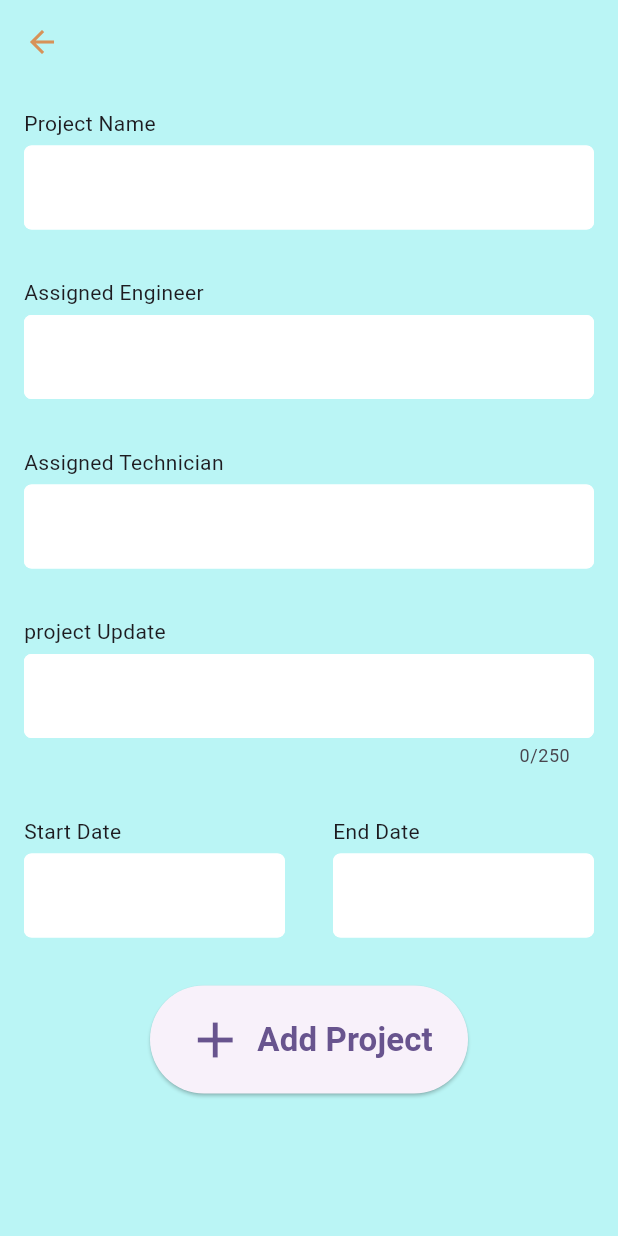
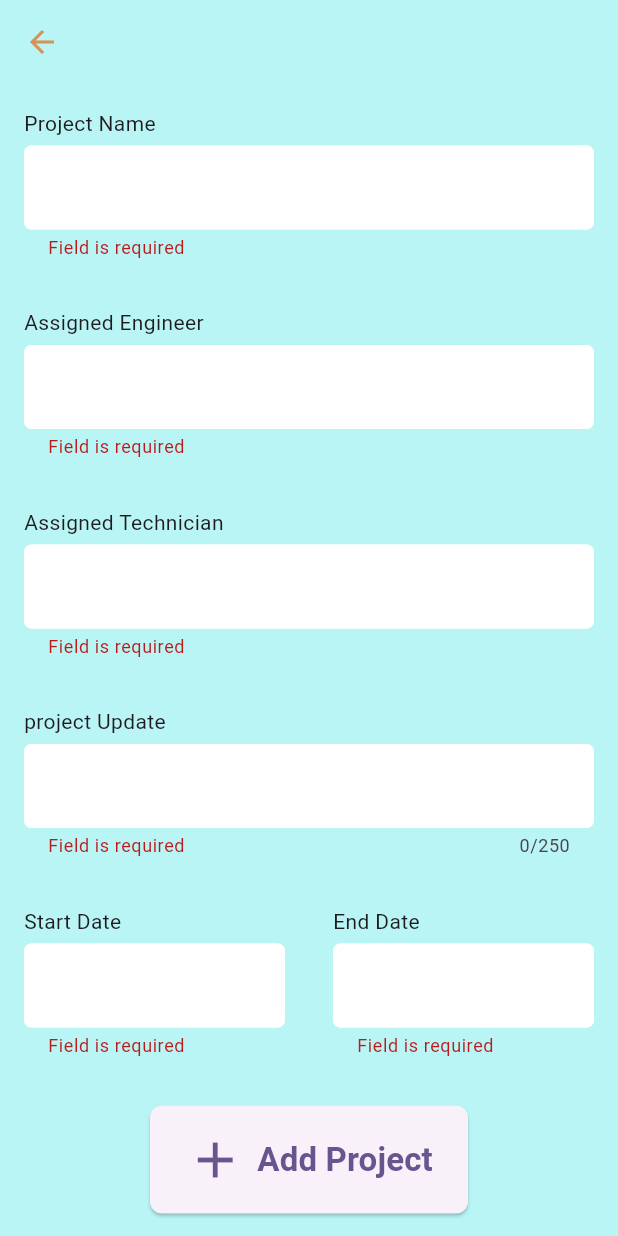
Before and after one commit to codereyamin/task_app, a Flutter app: the EditAndAddView screen opened by its route, after a tap on "Add Project", on a phone screen of 412 x 824 dp. Run offline on Flutter 3.47's test engine with Material 3 defaults, Android fonts, the phone set to English and light mode, and no system bars; our stand-ins replace get; network calls fail.

Commit message:
task app done

```diff
--- a/lib/api/api_url.dart
+++ b/lib/api/api_url.dart
@@ -4,7 +4,7 @@ class ApiUrl {
   static const String getAllProject =
       "$domain/projects/dashboard/all-project-elements";
   static const String createProject =
-      "$domain/projects/dashboard/add-project-elements/";
+      "$domain/projects/dashboard/add-project-elements";
   static const String updateProject =
       "$domain/projects/dashboard/update-project-elements/";
 }
--- a/lib/app/modules/edit_and_add/controllers/edit_and_add_controller.dart
+++ b/lib/app/modules/edit_and_add/controllers/edit_and_add_controller.dart
@@ -1,10 +1,13 @@
 import 'package:flutter/material.dart';
 
 import 'package:get/get.dart';
+import 'package:task_app/api/api_services.dart';
+import 'package:task_app/app/modules/home/controllers/home_controller.dart';
 import 'package:task_app/models/project.dart';
 
 class EditAndAddController extends GetxController {
   RxBool isAdd = RxBool(true);
+  RxBool isLoading = RxBool(false);
   final GlobalKey<FormState> userFieldGlobalKey = GlobalKey<FormState>();
   TextEditingController projectName = TextEditingController();
   TextEditingController projectUpdate = TextEditingController();
@@ -12,6 +15,7 @@ class EditAndAddController extends GetxController {
   TextEditingController assignedTechnician = TextEditingController();
   TextEditingController startDate = TextEditingController();
   TextEditingController endDate = TextEditingController();
+  int? id;
 
   timeSelect(TextEditingController textEditingController) async {
     final date = await showDatePicker(
@@ -34,6 +38,7 @@ class EditAndAddController extends GetxController {
     assignedTechnician.text = project.assignedTechnician.toString();
     startDate.text = project.startDate.toString();
     endDate.text = project.endDate.toString();
+    id = project.id;
   }
 
   checkData() {
@@ -50,6 +55,40 @@ class EditAndAddController extends GetxController {
       startDate.clear();
       endDate.clear();
     }
+  }
+
+  Map<String, dynamic> get bodyData => {
+        "project_name": projectName.text,
+        "project_update": projectUpdate.text,
+        "assigned_engineer": assignedEngineer.text,
+        "assigned_technician": assignedTechnician.text,
+        "start_date": startDate.text,
+        "end_date": endDate.text
+      };
+
+  addAndUpdateProject() async {
+    if (isAdd.value) {
+      if (userFieldGlobalKey.currentState!.validate()) {
+        print("Add function call ");
+        isLoading.value = true;
+        var responseData = await ApiServices.addProject(bodyData);
+        if (responseData) {
+          Get.find<HomeController>().fetchData();
+          Get.close(1);
+        }
+      }
+    } else {
+      isLoading.value = true;
+
+      var responseData = await ApiServices.updateProject(bodyData, id!);
+
+      if (responseData) {
+        Get.find<HomeController>().fetchData();
+        Get.close(1);
+      }
+    }
+
+    isLoading.value = false;
   }
 
   @override
--- a/lib/app/modules/edit_and_add/views/edit_and_add_view.dart
+++ b/lib/app/modules/edit_and_add/views/edit_and_add_view.dart
@@ -14,7 +14,9 @@ class EditAndAddView extends StatelessWidget {
         builder: (controller) {
           return Scaffold(
             appBar: AppBar(),
-            body: ListView(
+            body: Form(
+              key: controller.userFieldGlobalKey,
+              child: ListView(
                 children: [
                   AppInputTextField(
                     title: "Project Name",
@@ -59,29 +61,45 @@ class EditAndAddView extends StatelessWidget {
                       ),
                     ],
                   ),
-                SizedBox(
+                  const SizedBox(
                     height: 16,
                   ),
-                Padding(
+                  Obx(
+                    () => Padding(
                       padding: const EdgeInsets.symmetric(horizontal: 100),
                       child: ElevatedButton.icon(
-                    onPressed: () {},
-                    icon: Icon(
+                        onPressed: () {
+                          if (!controller.isLoading.value) {
+                            controller.addAndUpdateProject();
+                          }
+                        },
+                        icon: const Icon(
                           Icons.add,
                           size: 40,
                         ),
-                    label: Text(
-                      controller.isAdd.value ? "Add Project" : "Update",
+                        label: controller.isLoading.value
+                            ? const Text(
+                                "Loading.....",
+                                style: AppTextStyle.textStyle1,
+                              )
+                            : Text(
+                                controller.isAdd.value
+                                    ? "Add Project"
+                                    : "Update",
                                 style: AppTextStyle.textStyle1,
                               ),
-                    style:
-                        ElevatedButton.styleFrom(padding: EdgeInsets.all(16)),
+                        style: ElevatedButton.styleFrom(
+                            padding: const EdgeInsets.all(16),
+                            shape: RoundedRectangleBorder(
+                                borderRadius: BorderRadius.circular(8))),
                       ),
                     ),
-                SizedBox(
+                  ),
+                  const SizedBox(
                     height: 16,
                   ),
                 ],
+              ),
             ),
           );
         });
--- a/lib/app/modules/edit_and_add/widgets/app_input_text_field.dart
+++ b/lib/app/modules/edit_and_add/widgets/app_input_text_field.dart
@@ -31,7 +31,13 @@ class AppInputTextField extends StatelessWidget {
           const SizedBox(
             height: 5,
           ),
-          TextField(
+          TextFormField(
+            validator: (value) {
+              if (value == "" || value == null) {
+                return "Field is required";
+              }
+              return null;
+            },
             onTap: onTap,
             controller: textEditingController,
             readOnly: readOnly,
--- a/lib/app/modules/home/controllers/home_controller.dart
+++ b/lib/app/modules/home/controllers/home_controller.dart
@@ -6,10 +6,11 @@ class HomeController extends GetxController {
   RxBool isLoading = RxBool(true);
   RxList<Project> allProject = <Project>[].obs;
   fetchData() async {
+    isLoading.value = true;
     var projectList = await ApiServices.getAllProject();
-    allProject.addAll(projectList);
+    allProject.clear();
+    allProject.assignAll(projectList.reversed.toList());
     isLoading.value = false;
-    update();
   }
 
   @override
--- a/lib/app/modules/home/views/home_view.dart
+++ b/lib/app/modules/home/views/home_view.dart
@@ -20,7 +20,8 @@ class HomeView extends StatelessWidget {
               title: const Text('Home Page'),
               centerTitle: true,
             ),
-            body: controller.isLoading.value
+            body: Obx(
+              () => controller.isLoading.value
                   ? Center(
                       child: SizedBox(
                         width: Get.width / 10,
@@ -37,6 +38,7 @@ class HomeView extends StatelessWidget {
                         );
                       },
                     ),
+            ),
             floatingActionButton: FloatingActionButton.extended(
                 icon: const Icon(Icons.add),
                 onPressed: () {
```
Also changed, not shown: lib/api/api_method.dart (+24 -2 lines), lib/api/api_services.dart (+8 -6 lines), 1 other file. Lines whose indentation alone changed are shown as unchanged.
